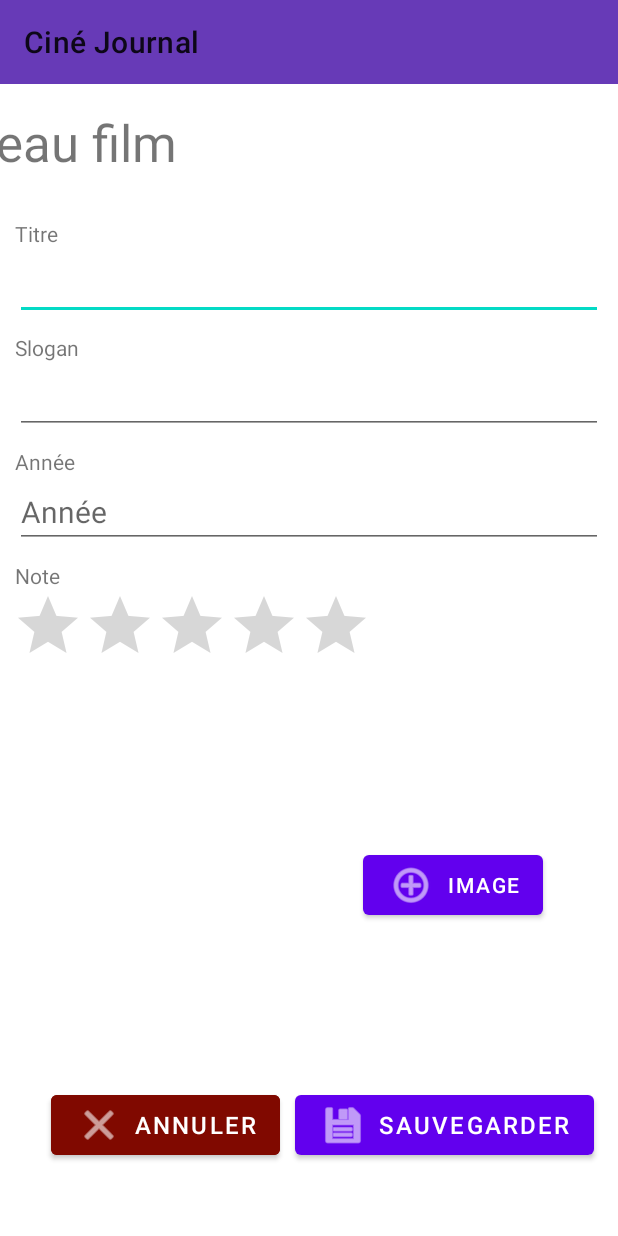
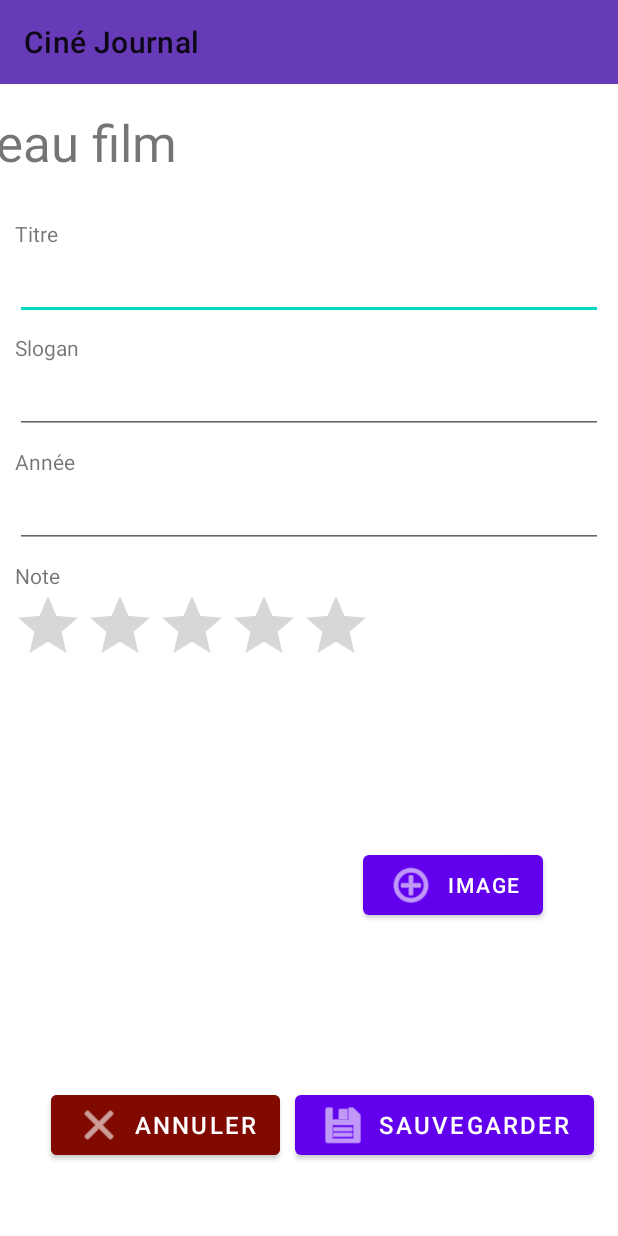
Before and after one commit to NarguSabz/Tp1MobileNarges, an Android app: the AjouterEditerActivity screen opened directly, with no data from a screen before it, on a phone screen of 412 x 824 dp. Run offline under Robolectric (Android 15) with nearby library versions, the phone set to English and light mode, and no system bars; pictures from the network do not load.

```diff
--- a/cinejournal/app/src/main/java/ca/qc/bdeb/c5gm/cinejournal/sabbaghziarani/AjouterEditerActivity.kt
+++ b/cinejournal/app/src/main/java/ca/qc/bdeb/c5gm/cinejournal/sabbaghziarani/AjouterEditerActivity.kt
@@ -122,7 +122,11 @@ class AjouterEditerActivity : AppCompatActivity() {
                 runOnUiThread {
                 }
             }
-            Toast.makeText(baseContext, "${filmAAjouter.titre} ajouté à la liste", Toast.LENGTH_SHORT).show()
+            Toast.makeText(
+                baseContext,
+                "${filmAAjouter.titre} ajouté à la liste",
+                Toast.LENGTH_SHORT
+            ).show()
             finish()
         } else if (action == "Modifier") {
             var imageModifie =
--- a/cinejournal/app/src/main/java/ca/qc/bdeb/c5gm/cinejournal/sabbaghziarani/AproposActivity.kt
+++ b/cinejournal/app/src/main/java/ca/qc/bdeb/c5gm/cinejournal/sabbaghziarani/AproposActivity.kt
@@ -9,6 +9,6 @@ class AproposActivity : AppCompatActivity() {
         setContentView(R.layout.activity_apropos)
         setSupportActionBar(findViewById(R.id.toolbar))
         supportActionBar?.title = "À propos"
-
+        supportActionBar?.setDisplayHomeAsUpEnabled(true);
     }
 }
--- a/cinejournal/app/src/main/java/ca/qc/bdeb/c5gm/cinejournal/sabbaghziarani/Film.kt
+++ b/cinejournal/app/src/main/java/ca/qc/bdeb/c5gm/cinejournal/sabbaghziarani/Film.kt
@@ -9,9 +9,9 @@ import kotlinx.android.parcel.Parcelize
 @Entity
 data class Film(
     @PrimaryKey(autoGenerate = true) val uid: Int?,
-    val image:String,
+    val image: String,
     val titre: String,
     val anneParution: String,
     val slogan: String,
     val nombreEtoile: Int
-): Parcelable {}
+) : Parcelable {}
--- a/cinejournal/app/src/main/java/ca/qc/bdeb/c5gm/cinejournal/sabbaghziarani/FilmDAO.kt
+++ b/cinejournal/app/src/main/java/ca/qc/bdeb/c5gm/cinejournal/sabbaghziarani/FilmDAO.kt
@@ -11,12 +11,16 @@ import androidx.room.Update
 interface FilmDAO {
     @Query("SELECT * FROM Film")
     suspend fun getAll(): List<Film>
+
     @Query("DELETE FROM Film")
     suspend fun delete()
+
     @Insert
     suspend fun insertAll(vararg films: Film)
+
     @Update
     suspend fun updateAll(vararg films: Film)
+
     @Delete
     suspend fun delete(film: Film)
 }
--- a/cinejournal/app/src/main/java/ca/qc/bdeb/c5gm/cinejournal/sabbaghziarani/MainActivity.kt
+++ b/cinejournal/app/src/main/java/ca/qc/bdeb/c5gm/cinejournal/sabbaghziarani/MainActivity.kt
@@ -60,7 +60,7 @@ class MainActivity : AppCompatActivity() {
             partagerPreferences("note")
             editeur.putBoolean("premierExecution", false)
         }
-        if(donnesVM.supprimer == true){
+        if (donnesVM.supprimer == true) {
             supprimerBd()
             donnesVM.supprimer = false
 
@@ -95,6 +95,8 @@ class MainActivity : AppCompatActivity() {
         } else {
             if (donnesVM.listeFilms!!.isEmpty()) {
                 aucunFilmText.visibility = View.VISIBLE
+                var modeTri = preferencesParatagees.getString("modeTrie", null)
+                textTri.text = "Tri par $modeTri"
             } else {
                 aucunFilmText.visibility = View.GONE
                 gererAdapteur()
@@ -147,7 +149,7 @@ class MainActivity : AppCompatActivity() {
 
     fun supprimerBd() {
         donnesVM.supprimer = true
-
+        /*pour construit la boite de dialogue je me suis inspiree de cette video: https://youtu.be/uhXn8RcKKbI?si=KVvHwQT0qsEpu6i1*/
         val constructeur = AlertDialog.Builder(this)
         constructeur.setTitle("Tout supprimer")
             .setMessage("Cette action supprimera l'ensemble des films de la base de données, sans possibilité d'annuler")
--- a/cinejournal/app/src/main/java/ca/qc/bdeb/c5gm/cinejournal/sabbaghziarani/RechercheFilmActivity.kt
+++ b/cinejournal/app/src/main/java/ca/qc/bdeb/c5gm/cinejournal/sabbaghziarani/RechercheFilmActivity.kt
@@ -2,11 +2,13 @@ package ca.qc.bdeb.c5gm.cinejournal.sabbaghziarani
 
 import androidx.appcompat.app.AppCompatActivity
 import android.os.Bundle
+import android.view.MenuItem
 
 class RechercheFilmActivity : AppCompatActivity() {
     override fun onCreate(savedInstanceState: Bundle?) {
         super.onCreate(savedInstanceState)
         setContentView(R.layout.activity_recherche_film)
         setSupportActionBar(findViewById(R.id.toolbar))
+        supportActionBar?.setDisplayHomeAsUpEnabled(true);
     }
 }
--- a/cinejournal/app/src/main/res/layout-land/activity_ajouter_editer.xml
+++ b/cinejournal/app/src/main/res/layout-land/activity_ajouter_editer.xml
@@ -36,11 +36,11 @@
                 android:textSize="34sp" />
 
             <TextView
-                android:id="@+id/textView5"
+                android:id="@+id/textTitre"
                 android:layout_width="wrap_content"
                 android:layout_height="wrap_content"
                 android:layout_marginStart="10dp"
-                android:text="Titre" />
+                android:text="@string/textTitre" />
 
             <EditText
                 android:id="@+id/titreFilm"
@@ -58,7 +58,7 @@
                 android:layout_width="wrap_content"
                 android:layout_height="wrap_content"
                 android:layout_marginStart="10dp"
-                android:text="Slogan" />
+                android:text="@string/textSlogan" />
 
             <EditText
                 android:id="@+id/sloganFilm"
@@ -76,7 +76,7 @@
                 android:layout_width="wrap_content"
                 android:layout_height="wrap_content"
                 android:layout_marginStart="10dp"
-                android:text="Année" />
+                android:text="@string/textAnnee" />
 
             <EditText
                 android:id="@+id/anneeFilm"
@@ -94,7 +94,7 @@
                 android:layout_width="wrap_content"
                 android:layout_height="wrap_content"
                 android:layout_marginStart="10dp"
-                android:text="Note" />
+                android:text="@string/textNote" />
 
             <RatingBar
                 android:id="@+id/noteFilm"
@@ -119,7 +119,7 @@
                 android:layout_height="wrap_content"
                 android:layout_marginEnd="50dp"
                 android:layout_marginBottom="108dp"
-                android:text="Image"
+                android:text="@string/textImage"
                 app:icon="@android:drawable/ic_menu_add" />
 
             <LinearLayout
@@ -134,7 +134,7 @@
                     android:layout_marginEnd="10dp"
                     android:backgroundTint="#800900"
                     android:onClick="annuler"
-                    android:text="annuler"
+                    android:text="@string/textAnnuler"
                     android:textSize="16sp"
                     app:icon="@android:drawable/ic_menu_close_clear_cancel" />
 
@@ -145,7 +145,7 @@
                     android:layout_marginEnd="16dp"
                     android:layout_marginBottom="48dp"
                     android:onClick="sauvegarder"
-                    android:text="sauvegarder"
+                    android:text="@string/textSauvegarder"
                     android:textSize="16sp"
                     app:icon="@android:drawable/ic_menu_save" />
 
--- a/cinejournal/app/src/main/res/layout-land/activity_apropos.xml
+++ b/cinejournal/app/src/main/res/layout-land/activity_apropos.xml
@@ -33,7 +33,7 @@
         android:layout_marginStart="8dp"
         android:layout_marginEnd="8dp"
         android:layout_marginBottom="8dp"
-        android:text="Par Narges Sabbagh Ziarani (2043822), dans le cadre du cours 420-5GM-RE, Automne 2023, Collège de Bois-de-Boulogne "
+        android:text="@string/textDes1"
         app:layout_constraintBottom_toTopOf="@+id/textView10"
         app:layout_constraintEnd_toEndOf="parent"
         app:layout_constraintStart_toStartOf="parent" />
@@ -45,7 +45,7 @@
         android:layout_marginStart="8dp"
         android:layout_marginEnd="8dp"
         android:layout_marginBottom="16dp"
-        android:text="Cette application sert à journaliser les films que vous écoutez et combien vous les appréciez"
+        android:text="@string/textDes2"
         app:layout_constraintBottom_toBottomOf="parent"
         app:layout_constraintEnd_toEndOf="parent"
         app:layout_constraintStart_toStartOf="parent" />
@@ -58,7 +58,7 @@
         android:layout_marginTop="33dp"
         android:layout_marginEnd="308dp"
         android:layout_marginBottom="30dp"
-        android:text="Ciné Journal"
+        android:text="@string/textTitreApp"
         android:textSize="34sp"
         app:layout_constraintBottom_toTopOf="@+id/imageView"
         app:layout_constraintEnd_toEndOf="parent"
--- a/cinejournal/app/src/main/res/layout-land/activity_main.xml
+++ b/cinejournal/app/src/main/res/layout-land/activity_main.xml
@@ -33,7 +33,7 @@
         android:layout_width="168dp"
         android:layout_height="49dp"
         android:layout_marginTop="12dp"
-        android:text="Mes films"
+        android:text="@string/textMesFilms"
         android:textSize="34sp"
         app:layout_constraintEnd_toStartOf="@+id/textTri"
         app:layout_constraintHorizontal_bias="0.77"
@@ -57,7 +57,7 @@
         android:layout_marginStart="644dp"
         android:layout_marginBottom="8dp"
         android:onClick="ouvrirAjouter"
-        android:text="Ajouter"
+        android:text="@string/textAjouter"
         app:icon="@android:drawable/ic_menu_add"
         app:layout_constraintBottom_toBottomOf="parent"
         app:layout_constraintStart_toStartOf="parent" />
@@ -66,7 +66,7 @@
         android:id="@+id/aucunFilm"
         android:layout_width="wrap_content"
         android:layout_height="wrap_content"
-        android:text="Rien pour le moment, ajoutez un premier film!"
+        android:text="@string/textAucunFilm"
         app:layout_constraintBottom_toBottomOf="parent"
         app:layout_constraintEnd_toEndOf="parent"
         app:layout_constraintHorizontal_bias="0.501"
--- a/cinejournal/app/src/main/res/layout-land/activity_recherche_film.xml
+++ b/cinejournal/app/src/main/res/layout-land/activity_recherche_film.xml
@@ -23,7 +23,7 @@
         android:layout_marginTop="16dp"
         android:layout_marginEnd="123dp"
         android:layout_marginBottom="8dp"
-        android:text=" Trouver un film"
+        android:text="@string/textTrouverFilm"
         android:textSize="34sp"
         app:layout_constraintBottom_toTopOf="@+id/textView9"
         app:layout_constraintEnd_toEndOf="parent"
@@ -52,7 +52,7 @@
         android:layout_marginStart="38dp"
         android:layout_marginEnd="279dp"
         android:layout_marginBottom="9dp"
-        android:text="Titre du film"
+        android:text="@string/textTitreFilm"
         app:layout_constraintBottom_toTopOf="@+id/editTextText"
         app:layout_constraintEnd_toEndOf="parent"
         app:layout_constraintStart_toStartOf="parent" />
@@ -64,7 +64,7 @@
         android:layout_marginStart="38dp"
         android:layout_marginEnd="220dp"
         android:layout_marginBottom="136dp"
-        android:text="Rechercher"
+        android:text="@string/textRechercher"
         app:layout_constraintBottom_toBottomOf="parent"
         app:layout_constraintEnd_toEndOf="parent"
         app:layout_constraintHorizontal_bias="0.0"
--- a/cinejournal/app/src/main/res/layout/activity_ajouter_editer.xml
+++ b/cinejournal/app/src/main/res/layout/activity_ajouter_editer.xml
@@ -11,7 +11,7 @@
         android:layout_width="wrap_content"
         android:layout_height="wrap_content"
         android:layout_marginStart="10dp"
-        android:text="Année"
+        android:text="@string/textAnnee"
         app:layout_constraintBottom_toTopOf="@+id/anneeFilm"
         app:layout_constraintStart_toStartOf="parent" />
 
@@ -73,7 +73,6 @@
         android:layout_marginEnd="10dp"
         android:layout_marginBottom="28dp"
         android:ems="10"
-        android:hint="Année"
         android:inputType="date"
         android:textSize="20sp"
         app:layout_constraintBottom_toTopOf="@+id/noteFilm"
@@ -112,7 +111,7 @@
         android:layout_height="wrap_content"
         android:layout_marginEnd="50dp"
         android:layout_marginBottom="108dp"
-        android:text="Image"
+        android:text="@string/textImage"
         app:icon="@android:drawable/ic_menu_add"
         app:layout_constraintBottom_toTopOf="@+id/bouttonSauvegarder"
         app:layout_constraintEnd_toEndOf="parent" />
@@ -124,7 +123,7 @@
         android:layout_marginEnd="10dp"
         android:backgroundTint="#800900"
         android:onClick="annuler"
-        android:text="annuler"
+        android:text="@string/textAnnuler"
         android:textSize="16sp"
         app:icon="@android:drawable/ic_menu_close_clear_cancel"
         app:layout_constraintBottom_toBottomOf="@+id/bouttonSauvegarder"
@@ -139,18 +138,18 @@
         android:layout_marginEnd="16dp"
         android:layout_marginBottom="48dp"
         android:onClick="sauvegarder"
-        android:text="sauvegarder"
+        android:text="@string/textSauvegarder"
         android:textSize="16sp"
         app:icon="@android:drawable/ic_menu_save"
         app:layout_constraintBottom_toBottomOf="parent"
         app:layout_constraintEnd_toEndOf="parent" />
 
     <TextView
-        android:id="@+id/textView5"
+        android:id="@+id/textTitre"
         android:layout_width="wrap_content"
         android:layout_height="wrap_content"
         android:layout_marginStart="10dp"
-        android:text="Titre"
+        android:text="@string/textTitre"
         app:layout_constraintBottom_toTopOf="@+id/titreFilm"
         app:layout_constraintStart_toStartOf="parent" />
 
@@ -159,7 +158,7 @@
         android:layout_width="wrap_content"
         android:layout_height="wrap_content"
         android:layout_marginStart="10dp"
-        android:text="Slogan"
+        android:text="@string/textSlogan"
         app:layout_constraintBottom_toTopOf="@+id/sloganFilm"
         app:layout_constraintStart_toStartOf="parent" />
 
@@ -168,7 +167,7 @@
         android:layout_width="wrap_content"
         android:layout_height="wrap_content"
         android:layout_marginStart="10dp"
-        android:text="Note"
+        android:text="@string/textNote"
         app:layout_constraintBottom_toTopOf="@+id/noteFilm"
         app:layout_constraintStart_toStartOf="parent" />
 
--- a/cinejournal/app/src/main/res/layout/activity_apropos.xml
+++ b/cinejournal/app/src/main/res/layout/activity_apropos.xml
@@ -35,7 +35,7 @@
         android:layout_marginStart="8dp"
         android:layout_marginEnd="8dp"
         android:layout_marginBottom="8dp"
-        android:text="Par Narges Sabbagh Ziarani (2043822), dans le cadre du cours 420-5GM-RE, Automne 2023, Collège de Bois-de-Boulogne "
+        android:text="@string/textDes1"
         app:layout_constraintBottom_toTopOf="@+id/textView10"
         app:layout_constraintEnd_toEndOf="parent"
         app:layout_constraintStart_toStartOf="parent" />
@@ -47,7 +47,7 @@
         android:layout_marginStart="8dp"
         android:layout_marginEnd="8dp"
         android:layout_marginBottom="16dp"
-        android:text="Cette application sert à journaliser les films que vous écoutez et combien vous les appréciez"
+        android:text="@string/textDes2"
         app:layout_constraintBottom_toBottomOf="parent"
         app:layout_constraintEnd_toEndOf="parent"
         app:layout_constraintStart_toStartOf="parent" />
@@ -60,7 +60,7 @@
         android:layout_marginTop="101dp"
         android:layout_marginEnd="176dp"
         android:layout_marginBottom="151dp"
-        android:text="Ciné Journal"
+        android:text="@string/textTitreApp"
         android:textSize="34sp"
         app:layout_constraintBottom_toTopOf="@+id/imageView"
         app:layout_constraintEnd_toEndOf="parent"
--- a/cinejournal/app/src/main/res/layout/activity_main.xml
+++ b/cinejournal/app/src/main/res/layout/activity_main.xml
@@ -34,7 +34,7 @@
         android:layout_marginStart="8dp"
         android:layout_marginTop="16dp"
         android:layout_marginEnd="342dp"
-        android:text="Mes films"
+        android:text="@string/textMesFilms"
         android:textSize="34sp"
         app:layout_constraintEnd_toEndOf="parent"
         app:layout_constraintHorizontal_bias="0.0"
@@ -57,7 +57,7 @@
         android:layout_height="wrap_content"
         android:layout_marginStart="242dp"
         android:onClick="ouvrirAjouter"
-        android:text="Ajouter"
+        android:text="@string/textAjouter"
         app:icon="@android:drawable/ic_menu_add"
         app:layout_constraintBottom_toBottomOf="parent"
         app:layout_constraintStart_toStartOf="parent" />
@@ -66,7 +66,7 @@
         android:id="@+id/aucunFilm"
         android:layout_width="wrap_content"
         android:layout_height="wrap_content"
-        android:text="Rien pour le moment, ajoutez un premier film!"
+        android:text="@string/textAucunFilm"
         app:layout_constraintBottom_toBottomOf="parent"
         app:layout_constraintEnd_toEndOf="parent"
         app:layout_constraintHorizontal_bias="0.501"
--- a/cinejournal/app/src/main/res/layout/activity_recherche_film.xml
+++ b/cinejournal/app/src/main/res/layout/activity_recherche_film.xml
@@ -22,7 +22,7 @@
         android:layout_marginTop="20dp"
         android:layout_marginEnd="123dp"
         android:layout_marginBottom="16dp"
-        android:text=" Trouver un film"
+        android:text="@string/textTrouverFilm"
         android:textSize="34sp"
         app:layout_constraintBottom_toTopOf="@+id/textView9"
         app:layout_constraintEnd_toEndOf="parent"
@@ -51,7 +51,7 @@
         android:layout_marginStart="38dp"
         android:layout_marginEnd="279dp"
         android:layout_marginBottom="9dp"
-        android:text="Titre du film"
+        android:text="@string/textTitreFilm"
         app:layout_constraintBottom_toTopOf="@+id/editTextText"
         app:layout_constraintEnd_toEndOf="parent"
         app:layout_constraintStart_toStartOf="parent" />
@@ -63,7 +63,7 @@
         android:layout_marginStart="38dp"
         android:layout_marginEnd="220dp"
         android:layout_marginBottom="500dp"
-        android:text="Rechercher"
+        android:text="@string/textRechercher"
         app:layout_constraintBottom_toBottomOf="parent"
         app:layout_constraintEnd_toEndOf="parent"
         app:layout_constraintHorizontal_bias="0.0"
--- a/cinejournal/app/src/main/res/values/strings.xml
+++ b/cinejournal/app/src/main/res/values/strings.xml
@@ -1,3 +1,19 @@
 <resources>
     <string name="app_name">cinejournal</string>
+    <string name="textTitre">Titre</string>
+    <string name="textSlogan">Slogan</string>
+    <string name="textAnnee">Année</string>
+    <string name="textNote">Note</string>
+    <string name="textImage">Image</string>
+    <string name="textSauvegarder">Sauvegarder</string>
+    <string name="textAnnuler">Annuler</string>
+    <string name="textTitreApp">Ciné Journal</string>
+    <string name="textDes1">"Par Narges Sabbagh Ziarani (2043822), dans le cadre du cours 420-5GM-RE, Automne 2023, Collège de Bois-de-Boulogne "</string>
+    <string name="textDes2">Cette application sert à journaliser les films que vous écoutez et combien vous les appréciez</string>
+    <string name="textMesFilms">Mes films</string>
+    <string name="textAucunFilm">Rien pour le moment, ajoutez un premier film!</string>
+    <string name="textAjouter">Ajouter</string>
+    <string name="textTrouverFilm">Trouver un film</string>
+    <string name="textTitreFilm">Titre du film</string>
+    <string name="textRechercher">Rechercher</string>
 </resources>
```
Also changed, not shown: cinejournal/app/src/main/java/ca/qc/bdeb/c5gm/cinejournal/sabbaghziarani/AppDatabase.kt (+4 -7 lines), cinejournal/app/src/main/java/ca/qc/bdeb/c5gm/cinejournal/sabbaghziarani/CineViewModel.kt (+10 -1 lines).
